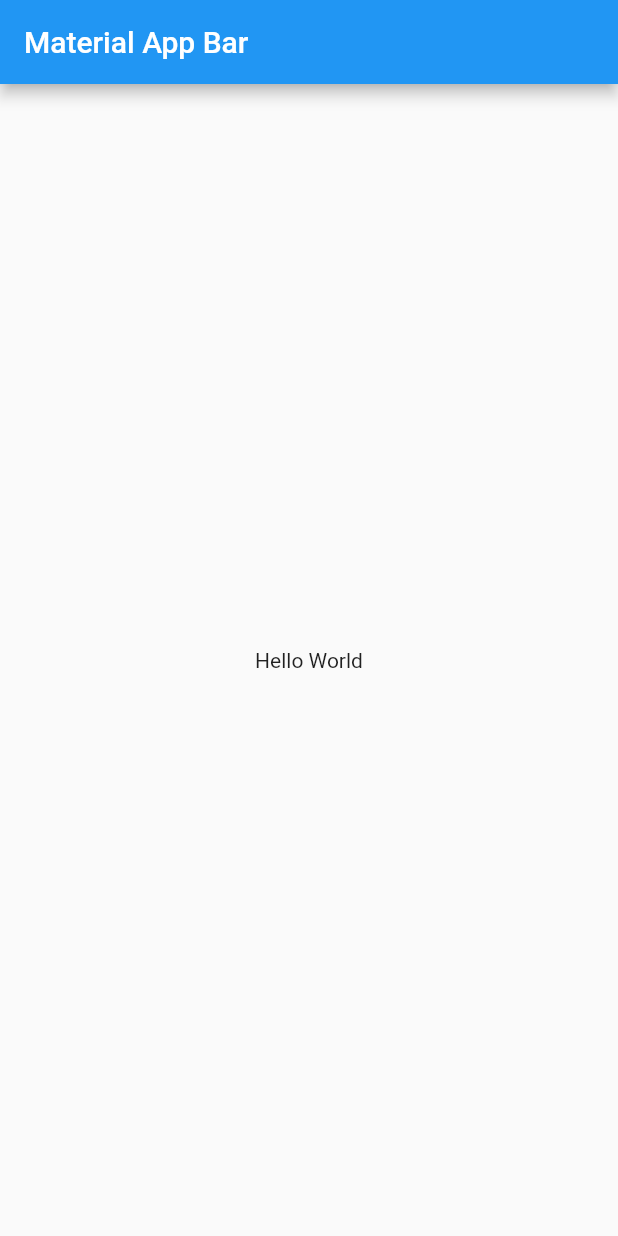
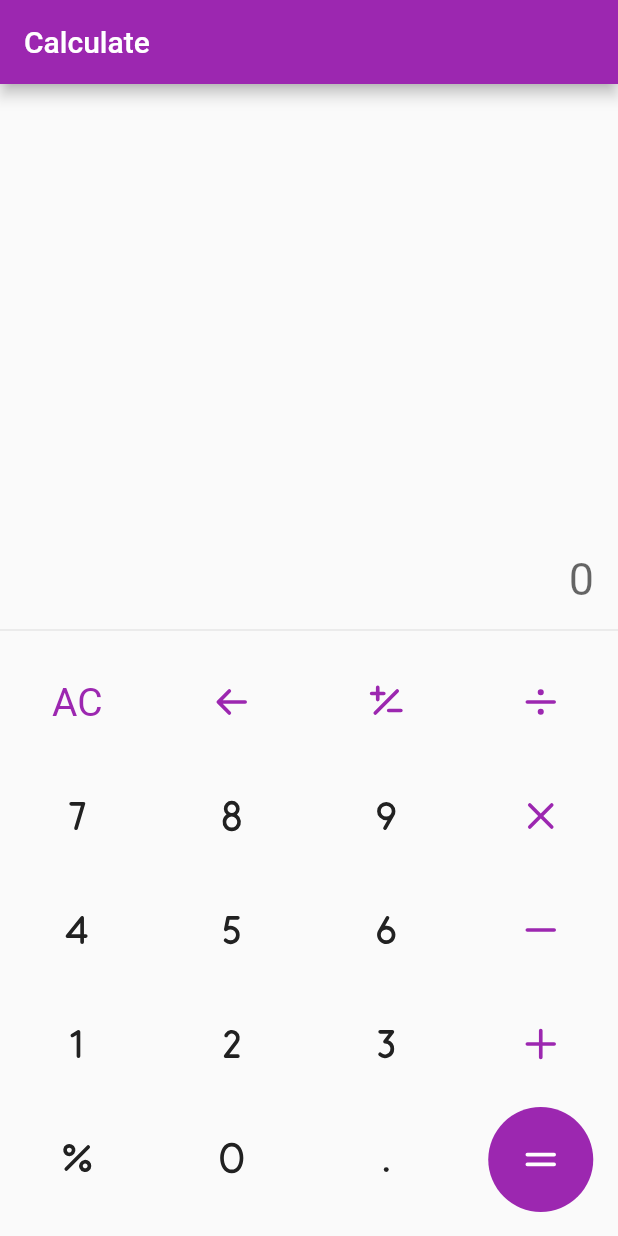
Before and after one commit to ReachPooja/flutter_calculator, a Flutter app: the screen it shows after launch, on a phone screen of 412 x 824 dp. Run offline on Flutter 3.47's test engine with Material 2 defaults, Android fonts, the phone set to English and light mode, and no system bars; our stand-ins replace phosphor_flutter.

Commit message:
feat: home ui

```diff
--- a/lib/app/app.dart
+++ b/lib/app/app.dart
@@ -1,21 +1,13 @@
 import 'package:flutter/material.dart';
+import 'package:flutter_calculator/home/views/home_view.dart';
 
 class MyApp extends StatelessWidget {
-  const MyApp({Key? key}) : super(key: key);
+  const MyApp({super.key});
 
   @override
   Widget build(BuildContext context) {
-    return MaterialApp(
-      home: Scaffold(
-        appBar: AppBar(
-          title: Text('Material App Bar'),
-        ),
-        body: Center(
-          child: Container(
-            child: Text('Hello World'),
-          ),
-        ),
-      ),
+    return const MaterialApp(
+      home: HomeView(),
     );
   }
 }
--- /dev/null
+++ b/lib/home/views/home_view.dart
@@ -0,0 +1,208 @@
+import 'dart:developer';
+
+import 'package:flutter/material.dart';
+import 'package:flutter_calculator/home/views/widgets/primary_button.dart';
+import 'package:phosphor_flutter/phosphor_flutter.dart';
+
+class HomeView extends StatefulWidget {
+  const HomeView({super.key});
+
+  static const Color primaryColor = Colors.purple;
+
+  @override
+  State<HomeView> createState() => _HomeViewState();
+}
+
+class _HomeViewState extends State<HomeView> {
+  late TextEditingController _controller;
+
+  @override
+  void initState() {
+    super.initState();
+    _controller = TextEditingController();
+  }
+
+  @override
+  void dispose() {
+    _controller.dispose();
+    super.dispose();
+  }
+
+  @override
+  Widget build(BuildContext context) {
+    return Scaffold(
+      appBar: AppBar(
+        title: const Text('Calculate'),
+        backgroundColor: HomeView.primaryColor,
+      ),
+      body: Column(
+        mainAxisAlignment: MainAxisAlignment.end,
+        children: [
+          TextField(
+            onTap: () {
+              log(
+                _controller.selection.baseOffset.toString(),
+                name: 'controller',
+              );
+            },
+            cursorColor: HomeView.primaryColor,
+            textAlign: TextAlign.end,
+            controller: _controller,
+            maxLength: 3,
+            style: const TextStyle(
+              fontSize: 30,
+            ),
+            keyboardType: TextInputType.none,
+            decoration: const InputDecoration(
+              contentPadding: EdgeInsets.symmetric(
+                horizontal: 16,
+              ),
+              counterText: '',
+              hintText: '0',
+              border: InputBorder.none,
+            ),
+          ),
+          const Divider(
+            height: 20,
+          ),
+          Table(
+            children: [
+              TableRow(
+                children: [
+                  Padding(
+                    padding: const EdgeInsets.symmetric(
+                      vertical: 14,
+                    ),
+                    child: IconButton(
+                      onPressed: () {},
+                      highlightColor: HomeView.primaryColor.withOpacity(0.2),
+                      splashColor: HomeView.primaryColor.withOpacity(0.2),
+                      icon: const Text(
+                        'AC',
+                        style: TextStyle(
+                          fontSize: 26,
+                          color: HomeView.primaryColor,
+                        ),
+                      ),
+                    ),
+                  ),
+                  PrimaryButton(
+                    onPressed: () {},
+                    icon: PhosphorIcons.arrowLeftBold,
+                    color: HomeView.primaryColor,
+                  ),
+                  PrimaryButton(
+                    onPressed: () {},
+                    icon: PhosphorIcons.plusMinusBold,
+                    color: HomeView.primaryColor,
+                  ),
+                  PrimaryButton(
+                    onPressed: () {},
+                    icon: PhosphorIcons.divideBold,
+                    color: HomeView.primaryColor,
+                  ),
+                ],
+              ),
+              TableRow(
+                children: [
+                  PrimaryButton(
+                    onPressed: () {},
+                    icon: PhosphorIcons.numberSevenBold,
+                  ),
+                  PrimaryButton(
+                    onPressed: () {},
+                    icon: PhosphorIcons.numberEightBold,
+                  ),
+                  PrimaryButton(
+                    onPressed: () {},
+                    icon: PhosphorIcons.numberNineBold,
+                  ),
+                  PrimaryButton(
+                    onPressed: () {},
+                    icon: PhosphorIcons.xBold,
+                    color: HomeView.primaryColor,
+                  ),
+                ],
+              ),
+              TableRow(
+                children: [
+                  PrimaryButton(
+                    onPressed: () {},
+                    icon: PhosphorIcons.numberFourBold,
+                  ),
+                  PrimaryButton(
+                    onPressed: () {},
+                    icon: PhosphorIcons.numberFiveBold,
+                  ),
+                  PrimaryButton(
+                    onPressed: () {},
+                    icon: PhosphorIcons.numberSixBold,
+                  ),
+                  PrimaryButton(
+                    onPressed: () {},
+                    icon: PhosphorIcons.minusBold,
+                    color: HomeView.primaryColor,
+                  ),
+                ],
+              ),
+              TableRow(
+                children: [
+                  PrimaryButton(
+                    onPressed: () {},
+                    icon: PhosphorIcons.numberOneBold,
+                  ),
+                  PrimaryButton(
+                    onPressed: () {},
+                    icon: PhosphorIcons.numberTwoBold,
+                  ),
+                  PrimaryButton(
+                    onPressed: () {},
+                    icon: PhosphorIcons.numberThreeBold,
+                  ),
+                  PrimaryButton(
+                    onPressed: () {},
+                    icon: PhosphorIcons.plusBold,
+                    color: HomeView.primaryColor,
+                  ),
+                ],
+              ),
+              TableRow(
+                children: [
+                  PrimaryButton(
+                    onPressed: () {},
+                    icon: PhosphorIcons.percentBold,
+                  ),
+                  PrimaryButton(
+                    onPressed: () {},
+                    icon: PhosphorIcons.numberZeroBold,
+                  ),
+                  PrimaryButton(
+                    onPressed: () {},
+                    icon: PhosphorIcons.wifiNoneBold,
+                  ),
+                  Container(
+                    height: 70,
+                    margin: const EdgeInsets.only(top: 4),
+                    padding: const EdgeInsets.all(12),
+                    decoration: const BoxDecoration(
+                      shape: BoxShape.circle,
+                      color: Colors.purple,
+                    ),
+                    child: const Icon(
+                      PhosphorIcons.equalsBold,
+                      color: Colors.white,
+                      size: 26,
+                    ),
+                  ),
+                ],
+              ),
+            ],
+          ),
+          const SizedBox(
+            height: 14,
+          )
+        ],
+      ),
+    );
+  }
+}
--- /dev/null
+++ b/lib/home/views/widgets/primary_button.dart
@@ -0,0 +1,31 @@
+import 'package:flutter/material.dart';
+
+class PrimaryButton extends StatelessWidget {
+  const PrimaryButton({
+    super.key,
+    required this.onPressed,
+    required this.icon,
+    this.color,
+  });
+
+  final void Function() onPressed;
+  final IconData icon;
+  final Color? color;
+
+  @override
+  Widget build(BuildContext context) {
+    return Padding(
+      padding: const EdgeInsets.symmetric(
+        vertical: 14,
+      ),
+      child: IconButton(
+        onPressed: onPressed,
+        color: color,
+        iconSize: 26,
+        highlightColor: Colors.purple.withOpacity(0.2),
+        splashColor: Colors.purple.withOpacity(0.2),
+        icon: Icon(icon),
+      ),
+    );
+  }
+}
```
Also changed, not shown: pubspec.yaml (+5 -4 lines), pubspec.lock, 1 other file.
